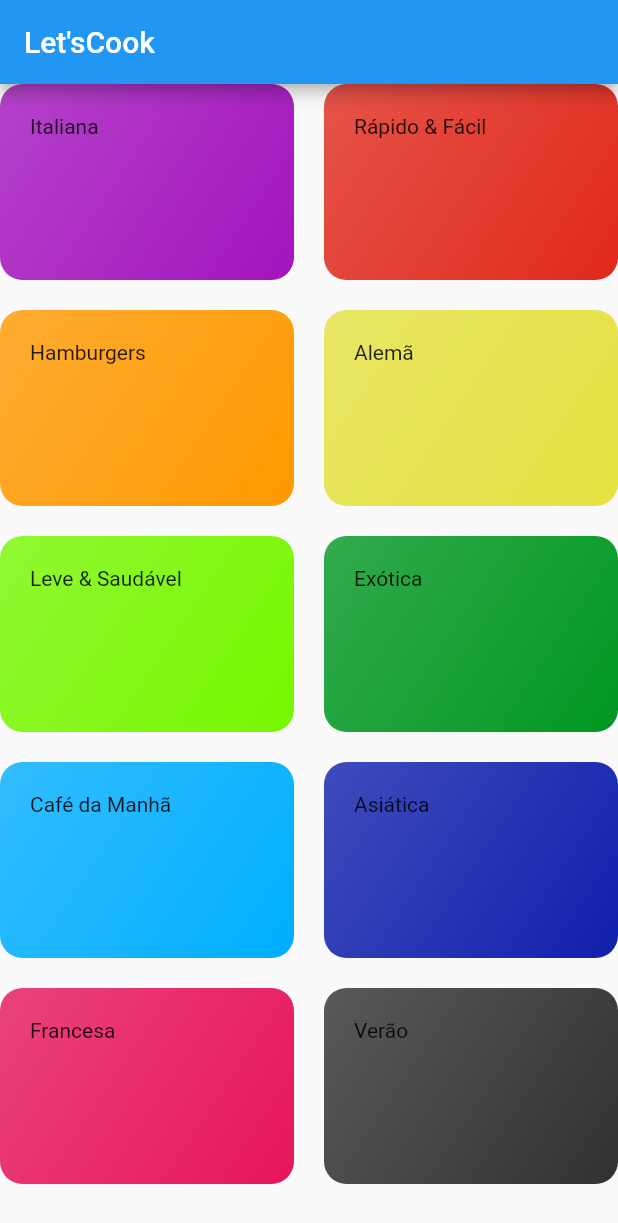
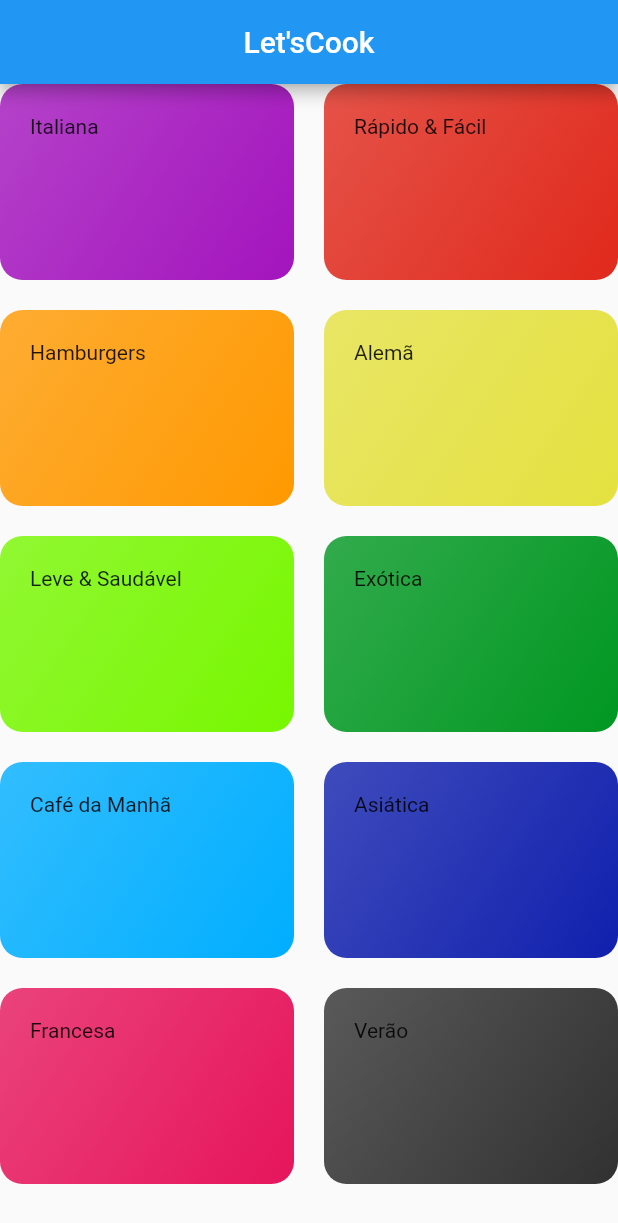
Before and after one commit to gbarth/letsCook, a Flutter app: the screen it shows after launch, on a phone screen of 412 x 824 dp. Shown: the top 1223 px of the screen. Run offline on Flutter 3.47's test engine with Material 2 defaults, Android fonts, the phone set to English and light mode, and no system bars.

Commit message:
just a few changes

```diff
--- a/lib/main.dart
+++ b/lib/main.dart
@@ -7,6 +7,7 @@ class MyApp extends StatelessWidget {
   @override
   Widget build(BuildContext context) {
     return MaterialApp(
+      debugShowCheckedModeBanner: false,
       title: 'Let\'sCook',
       theme: ThemeData(
         primarySwatch: Colors.blue,
--- a/lib/screens/categories_screen.dart
+++ b/lib/screens/categories_screen.dart
@@ -1,5 +1,6 @@
 import 'package:flutter/material.dart';
 import 'package:lets_cook/components/category_item.dart';
+import 'package:lets_cook/main.dart';
 import '../models/category.dart';
 import '../data/dummy_data.dart';
 
@@ -10,7 +11,7 @@ class CategoriesScreen extends StatelessWidget {
   Widget build(BuildContext context) {
     return Scaffold(
       appBar: AppBar(
-        title: const Text('Let\'sCook'),
+        title: const Center (child: Text('Let\'sCook')),
       ),
       body: GridView(
         gridDelegate: const SliverGridDelegateWithMaxCrossAxisExtent(
--- a/pubspec.yaml
+++ b/pubspec.yaml
@@ -38,6 +38,8 @@ dependencies:
 dev_dependencies:
   flutter_test:
     sdk: flutter
+
+  gradient_app_bar: ^0.1.3
 
   # The "flutter_lints" package below contains a set of recommended lints to
   # encourage good coding practices. The lint set provided by the package is
```
Also changed, not shown: pubspec.lock.
